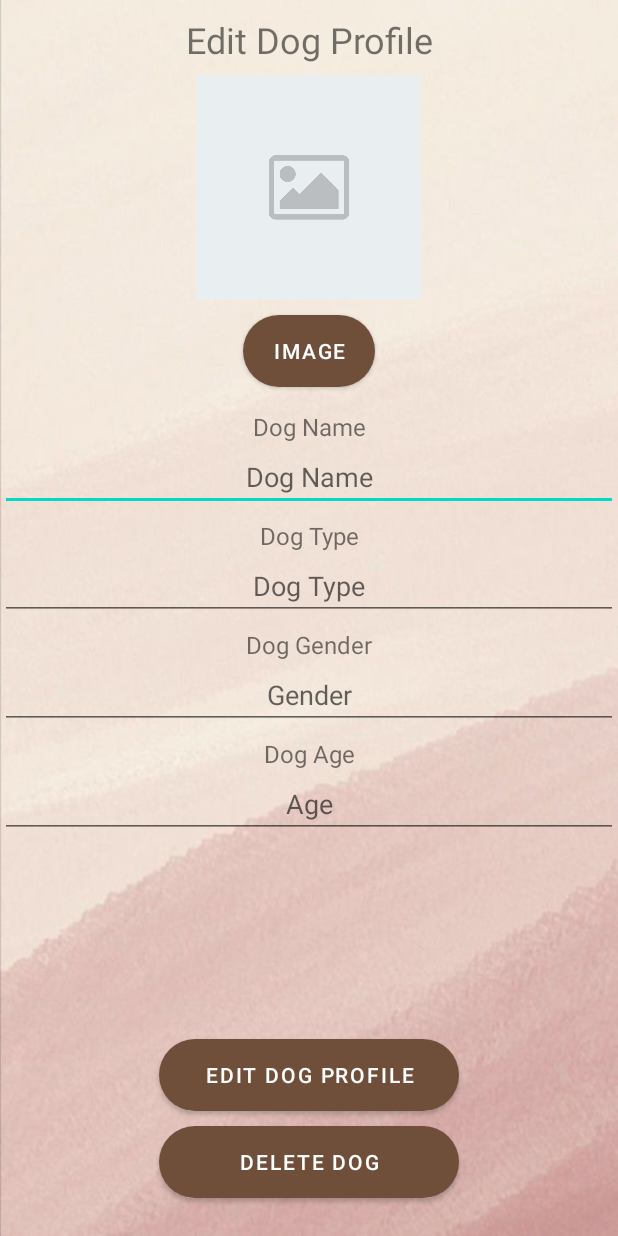
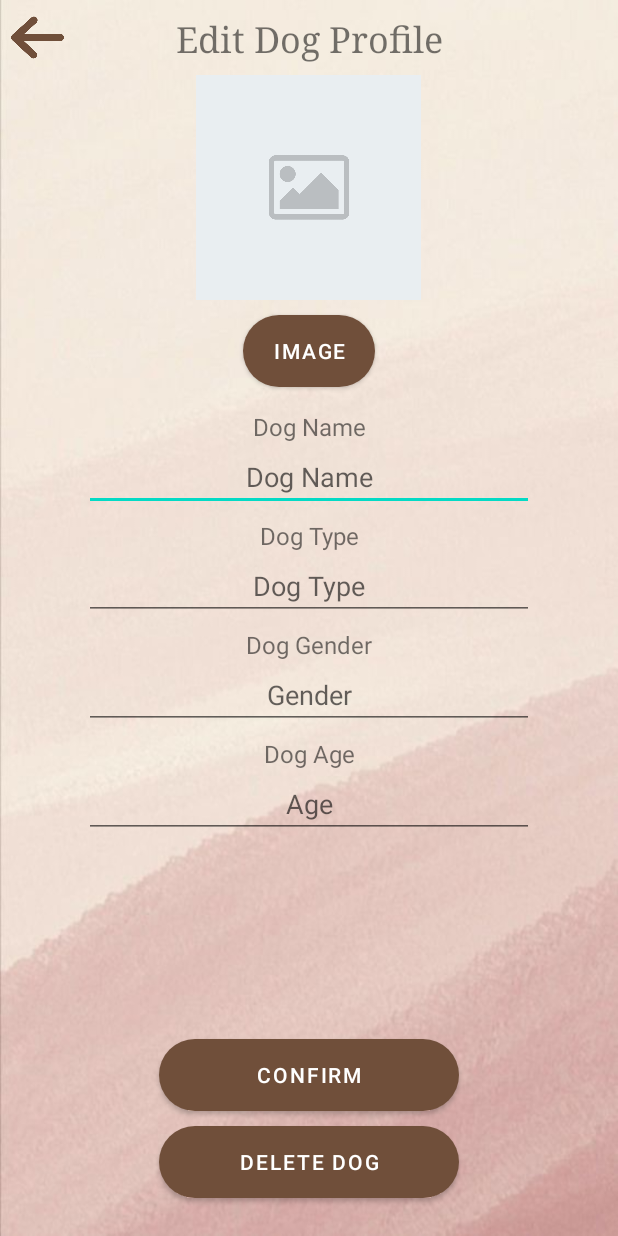
Before and after one commit to sabrinugh/Whistle, an Android app: the editDogActivity screen opened directly, with no data from a screen before it, on a phone screen of 412 x 824 dp. Run offline under Robolectric (Android 15) with nearby library versions, the phone set to English and light mode, and no system bars; our stand-ins replace Firebase (no records; nobody signed in at launch, a user with empty details on screens opened directly); 2 statements that could not run were skipped.

Commit message:
added buttons and layout

```diff
--- a/app/src/main/java/com/example/ddating/editDogActivity.java
+++ b/app/src/main/java/com/example/ddating/editDogActivity.java
@@ -48,6 +48,7 @@ public class editDogActivity extends AppCompatActivity {
     private Button editDog;
     private Button editImage;
     private Button deleteDog;
+    private Button backbtn;
 
     private Uri imageUri;
     private static final int IMAGE_REQUEST = 2;
@@ -63,6 +64,8 @@ public class editDogActivity extends AppCompatActivity {
         dogType = findViewById(R.id.dogType);
         gender = findViewById(R.id.gender);
         age = findViewById(R.id.age);
+        backbtn = findViewById(R.id.backbtn);
+
 
         image = findViewById(R.id.image);
 
@@ -108,6 +111,13 @@ public class editDogActivity extends AppCompatActivity {
             @Override
             public void onClick(View view) {
                 deleteDogProfile(currentDogID, dogImageURI);
+            }
+        });
+
+        backbtn.setOnClickListener(new View.OnClickListener() {
+            @Override
+            public void onClick(View v) {
+                finish();
             }
         });
 
--- a/app/src/main/res/layout/activity_add_dog_profile.xml
+++ b/app/src/main/res/layout/activity_add_dog_profile.xml
@@ -14,6 +14,12 @@
         android:layout_marginTop="10dp"
         android:text="Add Dog Profile"
         android:textSize="24dp" />
+
+    <Button
+        android:id="@+id/backbtn"
+        android:layout_width="50dp"
+        android:layout_height="50dp"
+        android:background="@drawable/leftarrow" />
 
     <ImageView
         android:id="@+id/image"
--- a/app/src/main/res/layout/activity_edit_dog.xml
+++ b/app/src/main/res/layout/activity_edit_dog.xml
@@ -13,6 +13,7 @@
         android:layout_height="wrap_content"
         android:layout_centerHorizontal="true"
         android:layout_marginTop="10dp"
+        android:fontFamily="serif"
         android:text="Edit Dog Profile"
         android:textAlignment="center"
         android:textSize="24dp" />
@@ -48,11 +49,14 @@
 
     <EditText
         android:id="@+id/dogName"
-        android:layout_width="match_parent"
         android:layout_height="wrap_content"
         android:layout_below="@id/txt_DogName"
         android:hint="Dog Name"
-        android:textAlignment="center" />
+        android:textAlignment="center"
+        android:maxLines="1"
+        android:singleLine="true"
+        android:layout_width="300dp"
+        android:layout_centerHorizontal="true"/>
 
     <TextView
         android:id="@+id/txt_DogType"
@@ -66,11 +70,14 @@
 
     <EditText
         android:id="@+id/dogType"
-        android:layout_width="match_parent"
         android:layout_height="wrap_content"
         android:layout_below="@id/txt_DogType"
         android:hint="Dog Type"
-        android:textAlignment="center" />
+        android:textAlignment="center"
+        android:maxLines="1"
+        android:singleLine="true"
+        android:layout_width="300dp"
+        android:layout_centerHorizontal="true"/>
 
     <TextView
         android:id="@+id/txt_DogGender"
@@ -84,11 +91,14 @@
 
     <EditText
         android:id="@+id/gender"
-        android:layout_width="match_parent"
         android:layout_height="wrap_content"
         android:layout_below="@id/txt_DogGender"
         android:hint="Gender"
-        android:textAlignment="center" />
+        android:textAlignment="center"
+        android:maxLines="1"
+        android:singleLine="true"
+        android:layout_width="300dp"
+        android:layout_centerHorizontal="true"/>
 
 
     <TextView
@@ -103,11 +113,14 @@
 
     <EditText
         android:id="@+id/age"
-        android:layout_width="match_parent"
         android:layout_height="wrap_content"
         android:layout_below="@id/txt_DogAge"
         android:hint="Age"
-        android:textAlignment="center" />
+        android:textAlignment="center"
+        android:maxLines="1"
+        android:singleLine="true"
+        android:layout_width="300dp"
+        android:layout_centerHorizontal="true"/>
 
     <Button
         android:id="@+id/editDog"
@@ -117,7 +130,7 @@
         android:layout_centerHorizontal="true"
         android:layout_marginBottom="10dp"
         android:background="@drawable/roundbutton"
-        android:text="Edit Dog Profile" />
+        android:text="Confirm" />
 
     <Button
         android:id="@+id/deleteDog"
@@ -129,5 +142,11 @@
         android:background="@drawable/roundbutton"
         android:text="Delete Dog" />
 
+    <Button
+        android:id="@+id/backbtn"
+        android:layout_width="50dp"
+        android:layout_height="50dp"
+        android:background="@drawable/leftarrow" />
+
 
 </RelativeLayout>
--- a/app/src/main/res/layout/activity_edit_password.xml
+++ b/app/src/main/res/layout/activity_edit_password.xml
@@ -6,6 +6,12 @@
     android:layout_height="match_parent"
     tools:context=".editPasswordActivity"
     android:background="@drawable/background">
+
+    <Button
+        android:id="@+id/backbtn"
+        android:layout_width="50dp"
+        android:layout_height="50dp"
+        android:background="@drawable/leftarrow" />
 
     <TextView
         android:id="@+id/title"
--- a/app/src/main/res/layout/activity_eidt_user.xml
+++ b/app/src/main/res/layout/activity_eidt_user.xml
@@ -15,6 +15,11 @@
         android:text="Edit User Profile"
         android:textAlignment="center"
         android:textSize="24sp" />
+    <Button
+        android:id="@+id/backbtn"
+        android:layout_width="50dp"
+        android:layout_height="50dp"
+        android:background="@drawable/leftarrow" />
 
     <EditText
         android:id="@+id/editUserName"
```
Also changed, not shown: app/src/main/java/com/example/ddating/addDogProfileActivity.java (+8 -0 lines), app/src/main/java/com/example/ddating/editPasswordActivity.java (+9 -1 lines), app/src/main/java/com/example/ddating/editUserActivity.java (+8 -0 lines), app/src/main/java/com/example/ddating/listDogProfileActivity.java (+8 -0 lines), app/src/main/java/com/example/ddating/settinPage.java (+9 -0 lines), app/src/main/res/layout/activity_add_user_profile.xml (+13 -1 lines), app/src/main/res/layout/activity_list_dog_profile.xml (+10 -2 lines), app/src/main/res/layout/activity_main.xml (+14 -17 lines), app/src/main/res/layout/activity_settin_page.xml (+7 -1 lines), app/src/main/res/drawable-v24/leftarrow.png (added), app/src/main/res/drawable-v24/whistlewriting.png (added).
